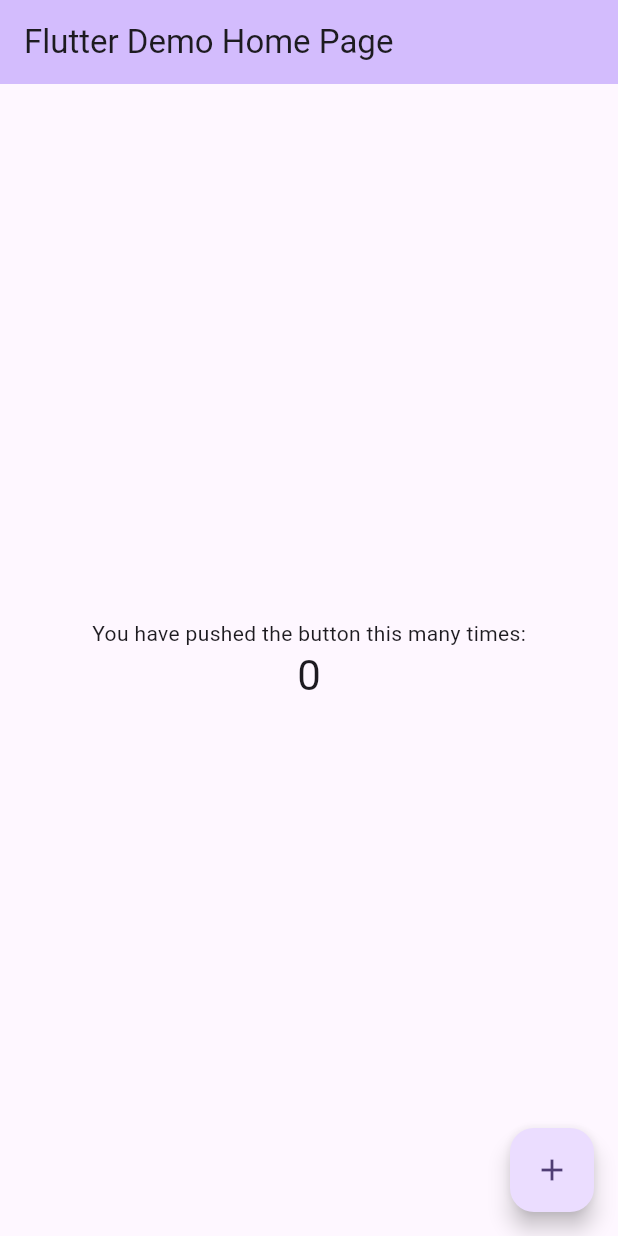
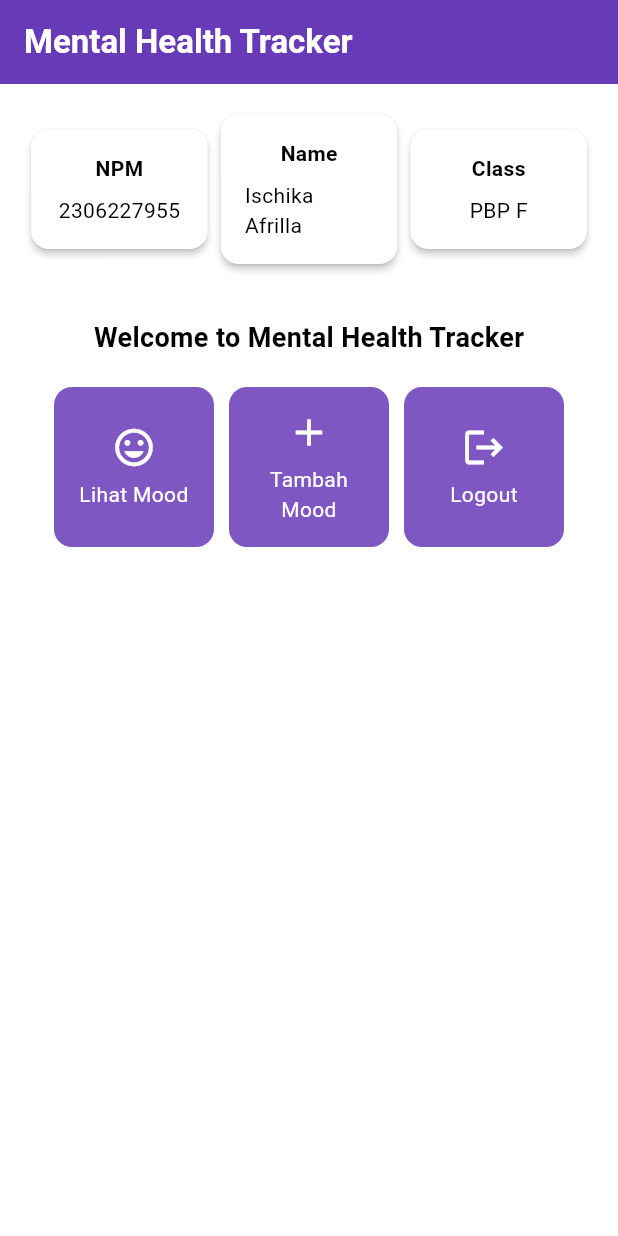
Before and after one commit to kaachiii/mental-health-tracker-mobile, a Flutter app: the screen it shows after launch, on a phone screen of 412 x 824 dp. Run offline on Flutter 3.47's test engine with Material 3 defaults, Android fonts, the phone set to English and light mode, and no system bars.

Commit message:
tutorial 6 selesai

```diff
--- a/lib/main.dart
+++ b/lib/main.dart
@@ -1,4 +1,5 @@
 import 'package:flutter/material.dart';
+import 'package:mental_health_tracker/menu.dart';
 
 void main() {
   runApp(const MyApp());
@@ -28,98 +29,10 @@ class MyApp extends StatelessWidget {
         //
         // This works for code too, not just values: Most code changes can be
         // tested with just a hot reload.
-        colorScheme: ColorScheme.fromSeed(seedColor: Colors.deepPurple),
+        colorScheme: ColorScheme.fromSwatch(primarySwatch: Colors.deepPurple,).copyWith(secondary: Colors.deepPurple[400]),
         useMaterial3: true,
       ),
-      home: const MyHomePage(title: 'Flutter Demo Home Page'),
+      home: MyHomePage(),
     );
   }
 }
-
-class MyHomePage extends StatefulWidget {
-  const MyHomePage({super.key, required this.title});
-
-  // This widget is the home page of your application. It is stateful, meaning
-  // that it has a State object (defined below) that contains fields that affect
-  // how it looks.
-
-  // This class is the configuration for the state. It holds the values (in this
-  // case the title) provided by the parent (in this case the App widget) and
-  // used by the build method of the State. Fields in a Widget subclass are
-  // always marked "final".
-
-  final String title;
-
-  @override
-  State<MyHomePage> createState() => _MyHomePageState();
-}
-
-class _MyHomePageState extends State<MyHomePage> {
-  int _counter = 0;
-
-  void _incrementCounter() {
-    setState(() {
-      // This call to setState tells the Flutter framework that something has
-      // changed in this State, which causes it to rerun the build method below
-      // so that the display can reflect the updated values. If we changed
-      // _counter without calling setState(), then the build method would not be
-      // called again, and so nothing would appear to happen.
-      _counter++;
-    });
-  }
-
-  @override
-  Widget build(BuildContext context) {
-    // This method is rerun every time setState is called, for instance as done
-    // by the _incrementCounter method above.
-    //
-    // The Flutter framework has been optimized to make rerunning build methods
-    // fast, so that you can just rebuild anything that needs updating rather
-    // than having to individually change instances of widgets.
-    return Scaffold(
-      appBar: AppBar(
-        // TRY THIS: Try changing the color here to a specific color (to
-        // Colors.amber, perhaps?) and trigger a hot reload to see the AppBar
-        // change color while the other colors stay the same.
-        backgroundColor: Theme.of(context).colorScheme.inversePrimary,
-        // Here we take the value from the MyHomePage object that was created by
-        // the App.build method, and use it to set our appbar title.
-        title: Text(widget.title),
-      ),
-      body: Center(
-        // Center is a layout widget. It takes a single child and positions it
-        // in the middle of the parent.
-        child: Column(
-          // Column is also a layout widget. It takes a list of children and
-          // arranges them vertically. By default, it sizes itself to fit its
-          // children horizontally, and tries to be as tall as its parent.
-          //
-          // Column has various properties to control how it sizes itself and
-          // how it positions its children. Here we use mainAxisAlignment to
-          // center the children vertically; the main axis here is the vertical
-          // axis because Columns are vertical (the cross axis would be
-          // horizontal).
-          //
-          // TRY THIS: Invoke "debug painting" (choose the "Toggle Debug Paint"
-          // action in the IDE, or press "p" in the console), to see the
-          // wireframe for each widget.
-          mainAxisAlignment: MainAxisAlignment.center,
-          children: <Widget>[
-            const Text(
-              'You have pushed the button this many times:',
-            ),
-            Text(
-              '$_counter',
-              style: Theme.of(context).textTheme.headlineMedium,
-            ),
-          ],
-        ),
-      ),
-      floatingActionButton: FloatingActionButton(
-        onPressed: _incrementCounter,
-        tooltip: 'Increment',
-        child: const Icon(Icons.add),
-      ), // This trailing comma makes auto-formatting nicer for build methods.
-    );
-  }
-}
--- /dev/null
+++ b/lib/menu.dart
@@ -0,0 +1,187 @@
+import 'package:flutter/material.dart';
+
+class MyHomePage extends StatelessWidget {
+  final String npm = '2306227955'; // NPM
+  final String name = 'Ischika Afrilla'; // Nama
+  final String className = 'PBP F'; // Kelas
+  final List<ItemHomepage> items = [
+    ItemHomepage("Lihat Mood", Icons.mood),
+    ItemHomepage("Tambah Mood", Icons.add),
+    ItemHomepage("Logout", Icons.logout),
+  ];
+
+  MyHomePage({super.key});
+
+  @override
+  Widget build(BuildContext context) {
+    // Scaffold menyediakan struktur dasar halaman dengan AppBar dan body.
+    return Scaffold(
+      // AppBar adalah bagian atas halaman yang menampilkan judul.
+      appBar: AppBar(
+        // Judul aplikasi "Mental Health Tracker" dengan teks putih dan tebal.
+        title: const Text(
+          'Mental Health Tracker',
+          style: TextStyle(
+            color: Colors.white,
+            fontWeight: FontWeight.bold,
+          ),
+        ),
+        // Warna latar belakang AppBar diambil dari skema warna tema aplikasi.
+        backgroundColor: Theme.of(context).colorScheme.primary,
+      ),
+      // Body halaman dengan padding di sekelilingnya.
+      body: Padding(
+        padding: const EdgeInsets.all(16.0),
+        // Menyusun widget secara vertikal dalam sebuah kolom.
+        child: Column(
+          crossAxisAlignment: CrossAxisAlignment.center,
+          children: [
+            // Row untuk menampilkan 3 InfoCard secara horizontal.
+            Row(
+              mainAxisAlignment: MainAxisAlignment.spaceEvenly,
+              children: [
+                InfoCard(title: 'NPM', content: npm),
+                InfoCard(title: 'Name', content: name),
+                InfoCard(title: 'Class', content: className),
+              ],
+            ),
+
+            // Memberikan jarak vertikal 16 unit.
+            const SizedBox(height: 16.0),
+
+            // Menempatkan widget berikutnya di tengah halaman.
+            Center(
+              child: Column(
+                // Menyusun teks dan grid item secara vertikal.
+
+                children: [
+                  // Menampilkan teks sambutan dengan gaya tebal dan ukuran 18.
+                  const Padding(
+                    padding: EdgeInsets.only(top: 16.0),
+                    child: Text(
+                      'Welcome to Mental Health Tracker',
+                      style: TextStyle(
+                        fontWeight: FontWeight.bold,
+                        fontSize: 18.0,
+                      ),
+                    ),
+                  ),
+
+                  // Grid untuk menampilkan ItemCard dalam bentuk grid 3 kolom.
+                  GridView.count(
+                    primary: true,
+                    padding: const EdgeInsets.all(20),
+                    crossAxisSpacing: 10,
+                    mainAxisSpacing: 10,
+                    crossAxisCount: 3,
+                    // Agar grid menyesuaikan tinggi kontennya.
+                    shrinkWrap: true,
+
+                    // Menampilkan ItemCard untuk setiap item dalam list items.
+                    children: items.map((ItemHomepage item) {
+                      return ItemCard(item);
+                    }).toList(),
+                  ),
+                ],
+              ),
+            ),
+          ],
+        ),
+      ),
+    );
+  }
+}
+
+class InfoCard extends StatelessWidget {
+  // Kartu informasi yang menampilkan title dan content.
+
+  final String title;  // Judul kartu.
+  final String content;  // Isi kartu.
+
+  const InfoCard({super.key, required this.title, required this.content});
+
+  @override
+  Widget build(BuildContext context) {
+    return Card(
+      // Membuat kotak kartu dengan bayangan dibawahnya.
+      elevation: 2.0,
+      child: Container(
+        // Mengatur ukuran dan jarak di dalam kartu.
+        width: MediaQuery.of(context).size.width / 3.5, // menyesuaikan dengan lebar device yang digunakan.
+        padding: const EdgeInsets.all(16.0),
+        // Menyusun title dan content secara vertikal.
+        child: Column(
+          children: [
+            Text(
+              title,
+              style: const TextStyle(fontWeight: FontWeight.bold),
+            ),
+            const SizedBox(height: 8.0),
+            Text(content),
+          ],
+        ),
+      ),
+    );
+  }
+}
+
+class ItemHomepage {
+  final String name;
+  final IconData icon;
+
+  ItemHomepage(this.name, this.icon);
+}
+
+class ItemCard extends StatelessWidget {
+  // Menampilkan kartu dengan ikon dan nama.
+
+  final ItemHomepage item;
+
+  const ItemCard(this.item, {super.key});
+
+  @override
+  Widget build(BuildContext context) {
+    return Material(
+      // Menentukan warna latar belakang dari tema aplikasi.
+      color: Theme.of(context).colorScheme.secondary,
+      // Membuat sudut kartu melengkung.
+      borderRadius: BorderRadius.circular(12),
+
+      child: InkWell(
+        // Aksi ketika kartu ditekan.
+        onTap: () {
+          // Menampilkan pesan SnackBar saat kartu ditekan.
+          ScaffoldMessenger.of(context)
+            ..hideCurrentSnackBar()
+            ..showSnackBar(
+                SnackBar(content: Text("Kamu telah menekan tombol ${item.name}!"))
+            );
+        },
+        // Container untuk menyimpan Icon dan Text
+        child: Container(
+          padding: const EdgeInsets.all(8),
+          child: Center(
+            child: Column(
+              // Menyusun ikon dan teks di tengah kartu.
+              mainAxisAlignment: MainAxisAlignment.center,
+              children: [
+                Icon(
+                  item.icon,
+                  color: Colors.white,
+                  size: 30.0,
+                ),
+                const Padding(padding: EdgeInsets.all(3)),
+                Text(
+                  item.name,
+                  textAlign: TextAlign.center,
+                  style: const TextStyle(color: Colors.white),
+                ),
+              ],
+            ),
+          ),
+        ),
+      ),
+    );
+  }
+
+}
```
